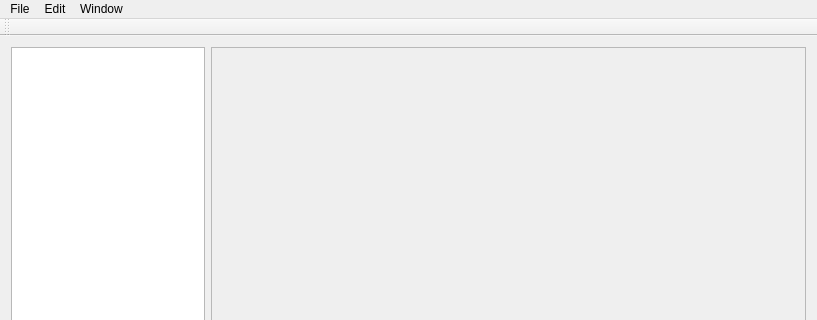
First picture: the form in source/form/mainwindow.ui, repository mighty1231/GrpEditor, before the edit; both pictures show x 0 to 817 and y 0 to 320 of the 817 by 584 pixel window.
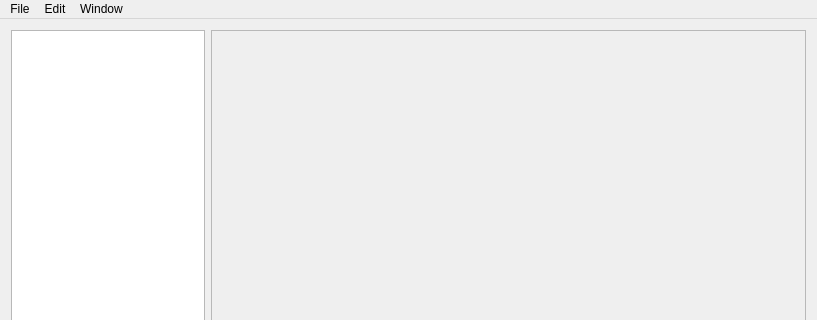
Second picture: the form after the edit.

```diff
--- a/source/form/mainwindow.ui
+++ b/source/form/mainwindow.ui
@@ -123,7 +123,7 @@
            <x>0</x>
            <y>0</y>
            <width>611</width>
-           <height>509</height>
+           <height>521</height>
           </rect>
          </property>
          <layout class="QGridLayout" name="gridLayout_2">
@@ -176,14 +176,6 @@
    <addaction name="menuEdit"/>
    <addaction name="menuTool"/>
   </widget>
-  <widget class="QToolBar" name="mainToolBar">
-   <attribute name="toolBarArea">
-    <enum>TopToolBarArea</enum>
-   </attribute>
-   <attribute name="toolBarBreak">
-    <bool>false</bool>
-   </attribute>
-  </widget>
   <widget class="QStatusBar" name="statusBar"/>
   <action name="act_open_grp">
    <property name="text">
```
